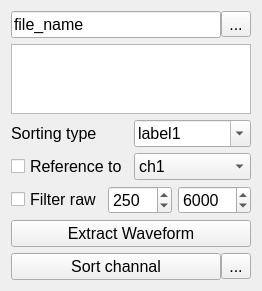
HarryWang0210/PySortGUI, file UI/ChannelDetail.ui: the form before one commit.
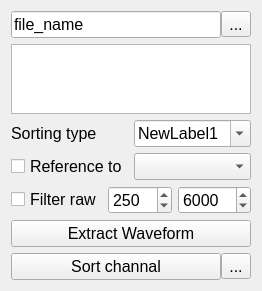
The form after the commit.

Commit message: remove default sorting type

Diff of the .ui file:
```diff
--- a/UI/ChannelDetail.ui
+++ b/UI/ChannelDetail.ui
@@ -6,7 +6,7 @@
    <rect>
     <x>0</x>
     <y>0</y>
-    <width>161</width>
+    <width>186</width>
     <height>212</height>
    </rect>
   </property>
@@ -59,12 +59,7 @@
        </property>
        <item>
         <property name="text">
-         <string>label1</string>
-        </property>
-       </item>
-       <item>
-        <property name="text">
-         <string>label2</string>
+         <string>NewLabel1</string>
         </property>
        </item>
       </widget>
@@ -81,18 +76,7 @@
       </widget>
      </item>
      <item>
-      <widget class="QComboBox" name="ref_comboBox">
-       <item>
-        <property name="text">
-         <string>ch1</string>
-        </property>
-       </item>
-       <item>
-        <property name="text">
-         <string>ch2</string>
-        </property>
-       </item>
-      </widget>
+      <widget class="QComboBox" name="ref_comboBox"/>
      </item>
     </layout>
    </item>
```
The commit also changes 1 other file.
